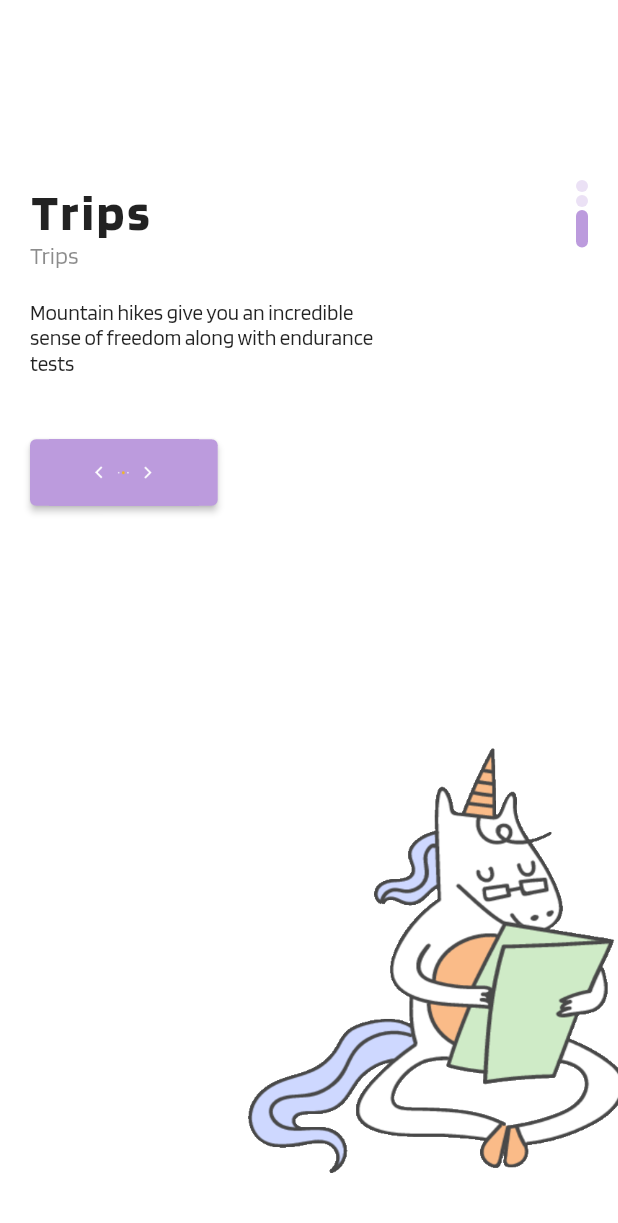
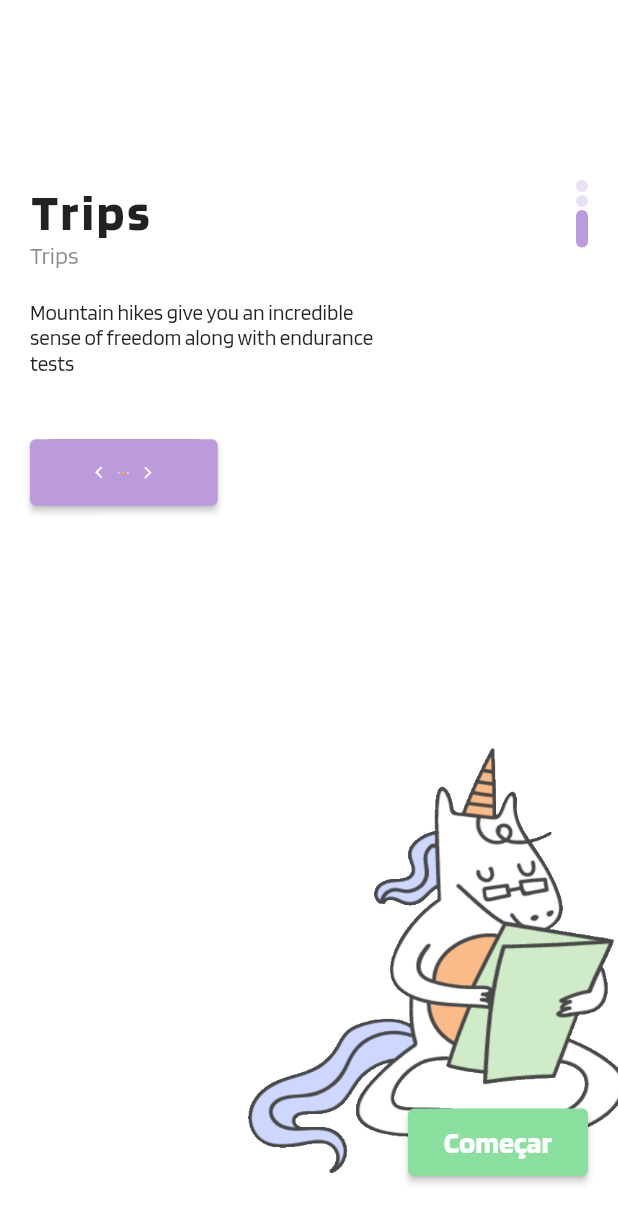
Before and after one commit to guilhermedacruzz/TCC_APP, a Flutter app: the screen it shows after launch, swiped to page 3, on a phone screen of 412 x 824 dp. Shown: the top 1223 px of the screen. Run offline on Flutter 3.47's test engine with Material 2 defaults, Android fonts, the phone set to English and light mode, and no system bars; our stand-ins replace animated_background, shared_preferences, syncfusion_flutter_charts, validators; accounts and stored records are empty; project files that could hold a hidden picture were left out.

Commit message:
likando as telas com o resto

```diff
--- a/lib/forms/custom_button_with_icon.dart
+++ b/lib/forms/custom_button_with_icon.dart
@@ -3,6 +3,7 @@ import 'package:flutter/material.dart';
 class CustomButtonWithIcon extends StatelessWidget {
   bool? isResponsive;
   double? width;
+
   CustomButtonWithIcon({
     super.key,
     this.isResponsive = false,
--- a/lib/pages/page_sign_up.dart
+++ b/lib/pages/page_sign_up.dart
@@ -1,6 +1,7 @@
 import 'package:flutter/material.dart';
 import 'package:provider/provider.dart';
 import 'package:tcc/pages/page_splash.dart';
+import 'package:tcc/pages/page_welcome.dart';
 import '../controller/controller_sign_up.dart';
 import '../forms/custom_button.dart';
 import '../forms/custom_textformfield.dart';
@@ -156,6 +157,7 @@ class _PageSignUpState extends State<PageSignUp> with TickerProviderStateMixin {
                                   style: Theme.of(context).textTheme.button),
                               onAction: () {
                                 execute();
+                                Navigator.of(context).pushNamed(PageWelcome.routeName);
                               },
                             ),
                           ),
--- a/lib/pages/page_welcome.dart
+++ b/lib/pages/page_welcome.dart
@@ -1,4 +1,6 @@
 import 'package:flutter/material.dart';
+import 'package:tcc/pages/page_splash.dart';
+import '../forms/custom_button.dart';
 import '../forms/custom_button_with_icon.dart';
 import '../widgets/trash/back.dart';
 import '../widgets/trash/background.dart';
@@ -62,7 +64,9 @@ class _PageWelcomeState extends State<PageWelcome> {
                       ],
                     ),
                     Column(
-                      children: List.generate(
+                      crossAxisAlignment: CrossAxisAlignment.end,
+                      children: [
+                        ...List.generate(
                           images.length,
                           (indexDots) {
                             return Container(
@@ -73,11 +77,37 @@ class _PageWelcomeState extends State<PageWelcome> {
                                 borderRadius: BorderRadius.circular(8),
                                 color: (indexDots == index)
                                     ? Theme.of(context).highlightColor
-                                  : Theme.of(context).highlightColor.withOpacity(0.3),
+                                    : Theme.of(context)
+                                        .highlightColor
+                                        .withOpacity(0.3),
                               ),
                             );
                           },
                         ),
+                        const Spacer(),
+                        if (index == images.length - 1)
+                          Padding(
+                            padding: const EdgeInsets.only(bottom: 40),
+                            child: Row(
+                              mainAxisAlignment: MainAxisAlignment.end,
+                              children: [
+                                SizedBox(
+                                  width: 120,
+                                  height: 45,
+                                  child: CustomButton(
+                                    widget: Text("Começar",
+                                        style:
+                                            Theme.of(context).textTheme.button),
+                                    onAction: () {
+                                      Navigator.of(context)
+                                          .pushNamed(PageSplash.routeName);
+                                    },
+                                  ),
+                                ),
+                              ],
+                            ),
+                          ),
+                      ],
                     ),
                   ],
                 ),
```
Lines whose indentation alone changed are shown as unchanged.
